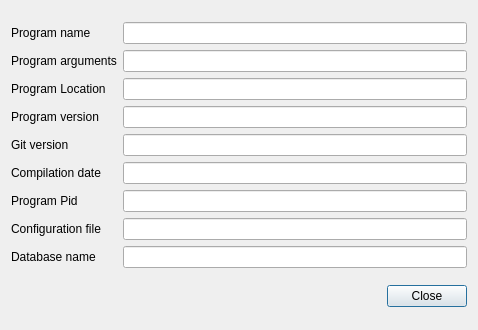
Old version of the form chordv-0.1/ui/dialogsysteminfo.ui in the repository jpcima/chordv.
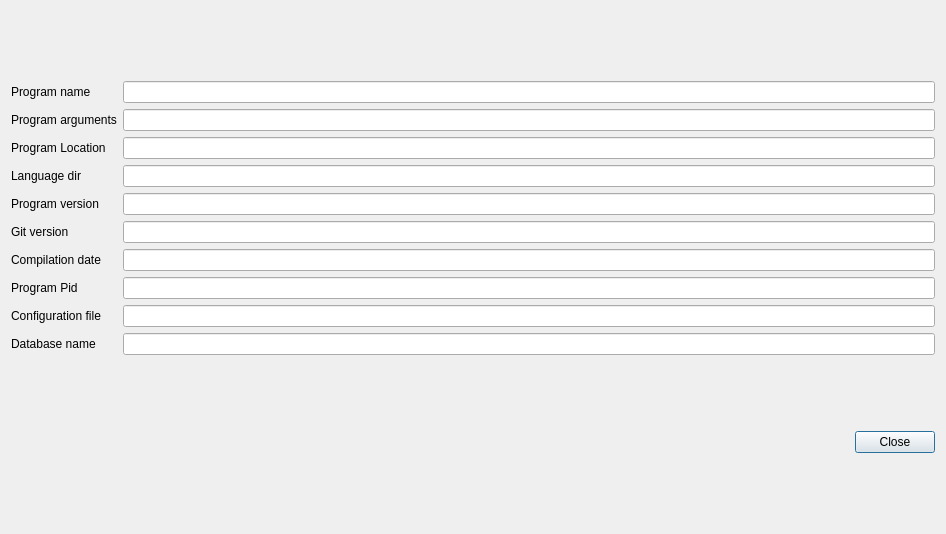
New version of the form.

Commit message: Change Language Dir Language Dir in dialogsysteminfo.cpp Retranslation ok Close ok

```diff
--- a/chordv-0.1/ui/dialogsysteminfo.ui
+++ b/chordv-0.1/ui/dialogsysteminfo.ui
@@ -6,8 +6,8 @@
    <rect>
     <x>0</x>
     <y>0</y>
-    <width>478</width>
-    <height>330</height>
+    <width>946</width>
+    <height>534</height>
    </rect>
   </property>
   <property name="windowTitle">
@@ -41,6 +41,13 @@
            </property>
           </widget>
          </item>
+         <item>
+          <widget class="QLabel" name="labelNameLanguageDir">
+           <property name="text">
+            <string>Language dir</string>
+           </property>
+          </widget>
+         </item>
          <item>
           <widget class="QLabel" name="labelVersion">
            <property name="text">
@@ -108,6 +115,13 @@
            </property>
           </widget>
          </item>
+         <item>
+          <widget class="QLineEdit" name="lineEditLanguageDir">
+           <property name="readOnly">
+            <bool>true</bool>
+           </property>
+          </widget>
+         </item>
          <item>
           <widget class="QLineEdit" name="lineEditVersion">
            <property name="readOnly">
```
Left out of the diff: 2 changed lines with no effect on the pictures. The commit also changes 10 other files.
